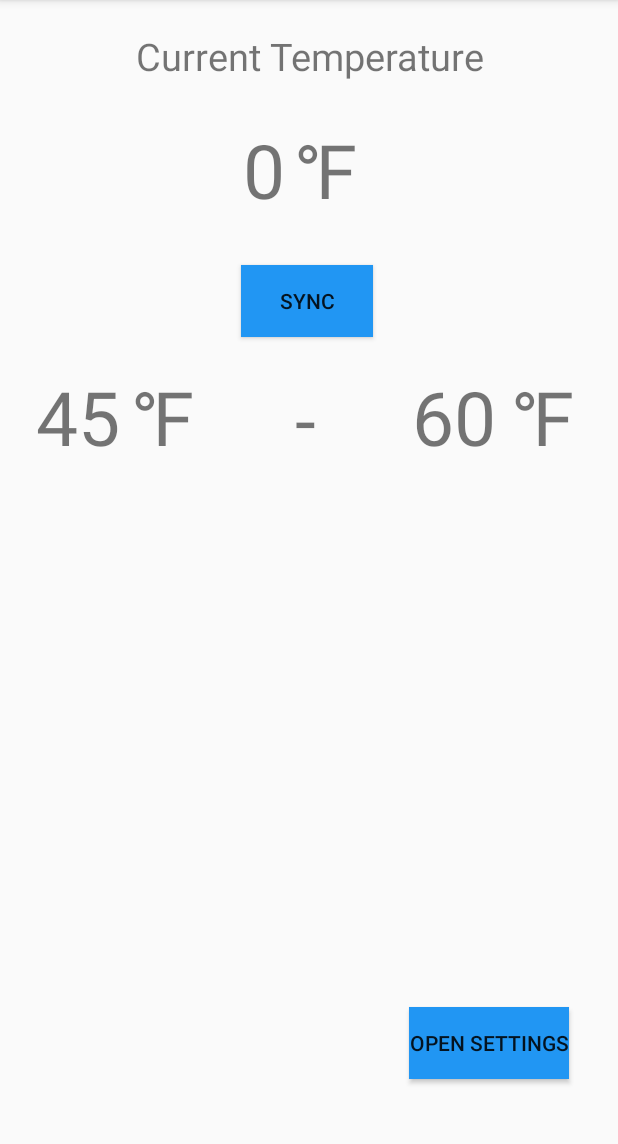
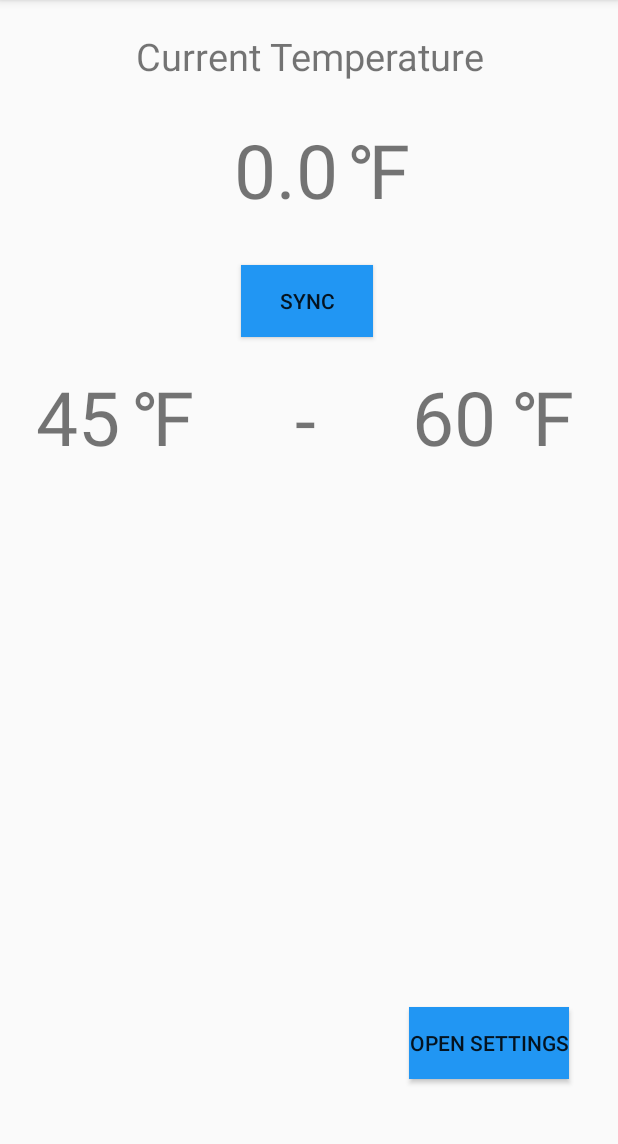
Before and after one commit to alangonzalez1/AquaHeat_Android_Studio, an Android app: the screen it shows after launch (MainActivity), on a phone screen of 412 x 824 dp, the part 84-1228 px from its top. Run offline under Robolectric (Android 15) with nearby library versions, the phone set to English and light mode, and no system bars.

Commit message:
AquaHeat

```diff
--- a/AquaHeat/app/src/main/res/layout/activity_main.xml
+++ b/AquaHeat/app/src/main/res/layout/activity_main.xml
@@ -42,7 +42,7 @@
         android:id="@+id/tempUnits"
         android:layout_width="98dp"
         android:layout_height="80dp"
-        android:layout_marginEnd="90dp"
+        android:layout_marginEnd="55dp"
         android:gravity="left"
         android:text="\u2109"
         android:textSize="50dp"
@@ -57,9 +57,9 @@
         android:id="@+id/currentTemp"
         android:layout_width="100dp"
         android:layout_height="80dp"
-        android:layout_marginStart="90dp"
+        android:layout_marginStart="125dp"
         android:gravity="right"
-        android:text="0"
+        android:text="0.0"
         android:textSize="50dp"
         app:layout_constraintBottom_toBottomOf="parent"
         app:layout_constraintEnd_toStartOf="@+id/tempUnits"
```
